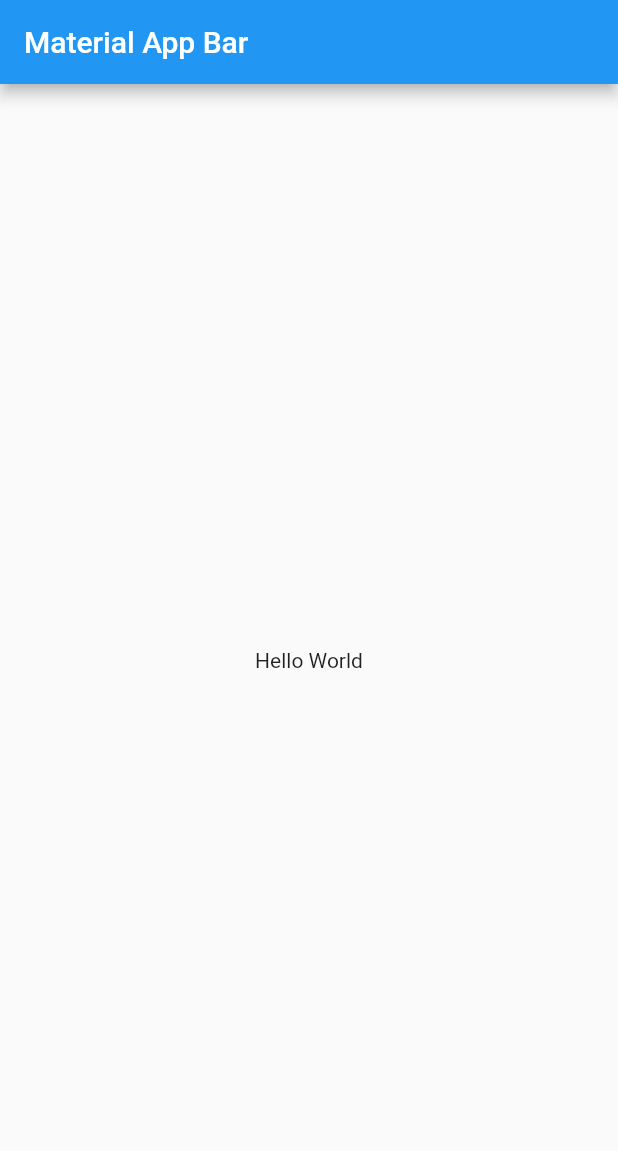
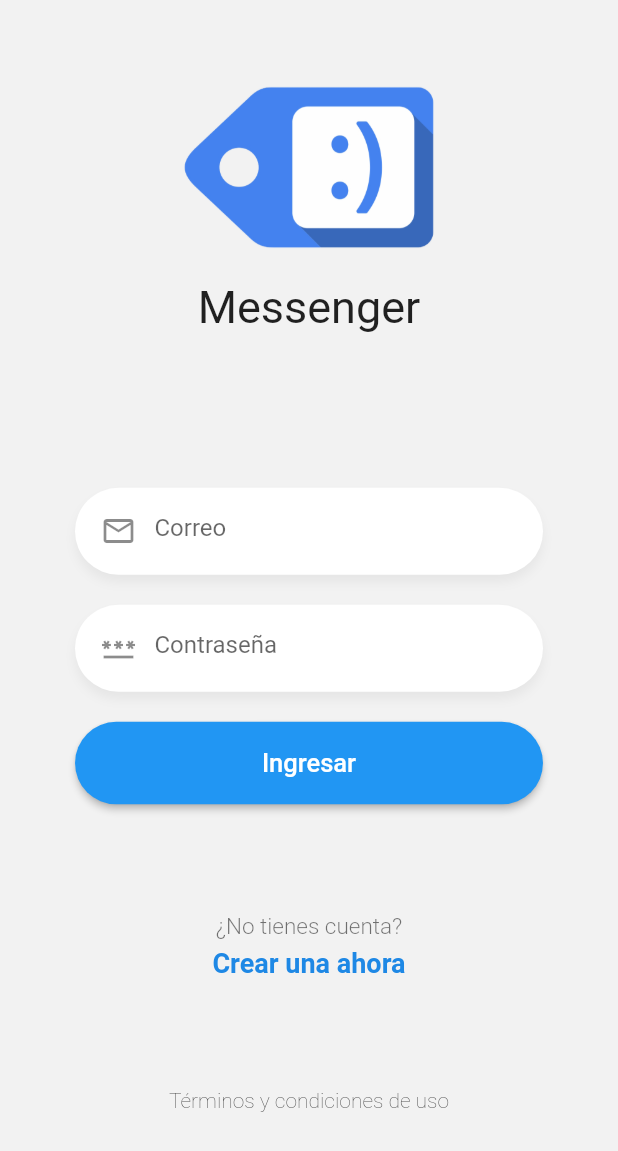
Before and after one commit to anibalmunoz/chat_app, a Flutter app: the screen it shows after launch, on a phone screen of 412 x 824 dp. Shown: the top 1151 px of the screen. Run offline on Flutter 3.47's test engine with Material 2 defaults, Android fonts, the phone set to English and light mode, and no system bars.

Commit message:
Disenio de login y registro

```diff
--- a/lib/main.dart
+++ b/lib/main.dart
@@ -1,3 +1,5 @@
+import 'package:chat_app/pages/pages.dart';
+import 'package:chat_app/routes/app_routes.dart';
 import 'package:flutter/material.dart';
 
 void main() => runApp(const MyApp());
@@ -9,14 +11,9 @@ class MyApp extends StatelessWidget {
   Widget build(BuildContext context) {
     return MaterialApp(
       title: 'Material App',
-      home: Scaffold(
-        appBar: AppBar(
-          title: const Text('Material App Bar'),
-        ),
-        body: const Center(
-          child: Text('Hello World'),
-        ),
-      ),
+      debugShowCheckedModeBanner: false,
+      initialRoute: LoginPage.routeName,
+      routes: appRoutes,
     );
   }
 }
--- /dev/null
+++ b/lib/pages/login_page/login_form.dart
@@ -0,0 +1,42 @@
+import 'package:chat_app/providers/login_provider.dart';
+import 'package:chat_app/widgets/boton_azul.dart';
+import 'package:chat_app/widgets/custom_input.dart';
+import 'package:flutter/material.dart';
+
+class LoginForm extends StatefulWidget {
+  const LoginForm({super.key});
+
+  @override
+  State<LoginForm> createState() => _LoginFormState();
+}
+
+class _LoginFormState extends State<LoginForm> {
+  @override
+  Widget build(BuildContext context) {
+    return Container(
+      margin: const EdgeInsets.only(top: 40),
+      padding: const EdgeInsets.symmetric(horizontal: 50),
+      child: Column(children: [
+        CustomInput(
+          icon: Icons.mail_outline,
+          isPassworrd: false,
+          keyboardType: TextInputType.emailAddress,
+          placeHolder: "Correo",
+          textController: LoginProvider.emailController,
+        ),
+        CustomInput(
+          icon: Icons.password,
+          placeHolder: "Contraseña",
+          textController: LoginProvider.passController,
+          keyboardType: TextInputType.visiblePassword,
+          isPassworrd: true,
+        ),
+        BotonAzul(
+            onPressed: () {
+              print("adsfasfasdfsdfsd");
+            },
+            text: "Ingresar")
+      ]),
+    );
+  }
+}
--- /dev/null
+++ b/lib/pages/login_page/login_page.dart
@@ -0,0 +1,36 @@
+import 'package:chat_app/pages/pages.dart';
+import 'package:chat_app/widgets/widgets.dart';
+import 'package:flutter/material.dart';
+
+import 'login_form.dart';
+
+class LoginPage extends StatelessWidget {
+  const LoginPage({Key? key}) : super(key: key);
+
+  static const routeName = "login";
+
+  @override
+  Widget build(BuildContext context) {
+    return Scaffold(
+      backgroundColor: const Color(0xfff2f2f2),
+      body: SafeArea(
+        child: SingleChildScrollView(
+          physics: const BouncingScrollPhysics(),
+          child: ConstrainedBox(
+            constraints: BoxConstraints(minHeight: MediaQuery.of(context).size.height * 0.9),
+            child: Column(
+              mainAxisAlignment: MainAxisAlignment.spaceBetween,
+              children: const [
+                Logo(titulo: "Messenger"),
+                LoginForm(),
+                LabelsWidget(
+                    ruta: RegisterPage.routeName, buttonLabel: "Crear una ahora", subLabel: "¿No tienes cuenta?"),
+                Text("Términos y condiciones de uso", style: TextStyle(fontWeight: FontWeight.w200))
+              ],
+            ),
+          ),
+        ),
+      ),
+    );
+  }
+}
--- /dev/null
+++ b/lib/pages/pages.dart
@@ -0,0 +1,5 @@
+export 'package:chat_app/pages/chat_page.dart';
+export 'package:chat_app/pages/loading_page.dart';
+export 'package:chat_app/pages/login_page/login_page.dart';
+export 'package:chat_app/pages/register_page/register_page.dart';
+export 'package:chat_app/pages/usuarios_page.dart';
--- /dev/null
+++ b/lib/providers/login_provider.dart
@@ -0,0 +1,6 @@
+import 'package:flutter/material.dart';
+
+class LoginProvider extends ChangeNotifier {
+  static TextEditingController emailController = TextEditingController();
+  static TextEditingController passController = TextEditingController();
+}
--- /dev/null
+++ b/lib/routes/app_routes.dart
@@ -0,0 +1,10 @@
+import 'package:chat_app/pages/pages.dart';
+import 'package:flutter/material.dart';
+
+final Map<String, WidgetBuilder> appRoutes = {
+  ChatPage.routeName: (context) => const ChatPage(),
+  LoadingPage.routeName: (context) => const LoadingPage(),
+  LoginPage.routeName: (context) => const LoginPage(),
+  RegisterPage.routeName: (context) => const RegisterPage(),
+  UsuariosPage.routeName: (context) => const UsuariosPage(),
+};
--- /dev/null
+++ b/lib/widgets/boton_azul.dart
@@ -0,0 +1,25 @@
+import 'package:flutter/material.dart';
+
+class BotonAzul extends StatelessWidget {
+  final void Function() onPressed;
+  final String text;
+  const BotonAzul({super.key, required this.onPressed, required this.text});
+
+  @override
+  Widget build(BuildContext context) {
+    return ElevatedButton(
+      style: const ButtonStyle().copyWith(
+        elevation: MaterialStateProperty.all(2),
+        shape: MaterialStateProperty.all(const StadiumBorder()),
+      ),
+      onPressed: onPressed,
+      child: SizedBox(
+        width: double.infinity,
+        height: 55,
+        child: Center(
+          child: Text(text, style: const TextStyle(color: Colors.white, fontSize: 17)),
+        ),
+      ),
+    );
+  }
+}
--- /dev/null
+++ b/lib/widgets/custom_input.dart
@@ -0,0 +1,42 @@
+import 'package:flutter/material.dart';
+
+class CustomInput extends StatelessWidget {
+  final IconData icon;
+  final String placeHolder;
+  final TextEditingController textController;
+  final TextInputType keyboardType;
+  final bool isPassworrd;
+  const CustomInput({
+    super.key,
+    required this.icon,
+    required this.placeHolder,
+    required this.textController,
+    required this.keyboardType,
+    required this.isPassworrd,
+  });
+
+  @override
+  Widget build(BuildContext context) {
+    return Container(
+      margin: const EdgeInsets.only(bottom: 20),
+      padding: const EdgeInsets.fromLTRB(5, 5, 20, 5),
+      decoration: BoxDecoration(
+        color: Colors.white,
+        borderRadius: BorderRadius.circular(30),
+        boxShadow: [BoxShadow(color: Colors.black.withOpacity(0.05), offset: const Offset(0, 5), blurRadius: 5)],
+      ),
+      child: TextField(
+        controller: textController,
+        autocorrect: false,
+        obscureText: isPassworrd,
+        keyboardType: keyboardType,
+        decoration: InputDecoration(
+          prefixIcon: Icon(icon),
+          focusedBorder: InputBorder.none,
+          border: InputBorder.none,
+          hintText: placeHolder,
+        ),
+      ),
+    );
+  }
+}
--- /dev/null
+++ b/lib/widgets/labels.dart
@@ -0,0 +1,30 @@
+import 'package:flutter/material.dart';
+
+class LabelsWidget extends StatelessWidget {
+  final String ruta;
+  final String subLabel;
+  final String buttonLabel;
+  const LabelsWidget({super.key, required this.ruta, required this.buttonLabel, required this.subLabel});
+
+  @override
+  Widget build(BuildContext context) {
+    return Column(
+      children: [
+        const SizedBox(height: 10),
+        Text(
+          subLabel,
+          style: const TextStyle(color: Colors.black54, fontSize: 15, fontWeight: FontWeight.w300),
+        ),
+        const SizedBox(height: 5),
+        GestureDetector(
+          onTap: () => Navigator.pushReplacementNamed(context, ruta),
+          child: Text(
+            buttonLabel,
+            style: TextStyle(color: Colors.blue[600], fontSize: 18, fontWeight: FontWeight.bold),
+          ),
+        ),
+        const SizedBox(height: 10),
+      ],
+    );
+  }
+}
--- /dev/null
+++ b/lib/widgets/logo.dart
@@ -0,0 +1,22 @@
+import 'package:flutter/material.dart';
+
+class Logo extends StatelessWidget {
+  final String titulo;
+  const Logo({super.key, required this.titulo});
+
+  @override
+  Widget build(BuildContext context) {
+    return Center(
+        child: Container(
+      margin: const EdgeInsets.only(top: 50),
+      width: 170,
+      child: Column(
+        children: [
+          const Image(image: AssetImage("assets/tag-logo.png")),
+          const SizedBox(height: 20),
+          Text(titulo, style: const TextStyle(fontSize: 30)),
+        ],
+      ),
+    ));
+  }
+}
--- /dev/null
+++ b/lib/widgets/widgets.dart
@@ -0,0 +1,4 @@
+export 'package:chat_app/widgets/logo.dart';
+export 'package:chat_app/widgets/boton_azul.dart';
+export 'package:chat_app/widgets/custom_input.dart';
+export 'package:chat_app/widgets/labels.dart';
```
Also changed, not shown: lib/pages/chat_page.dart (added, +14 -0 lines), lib/pages/loading_page.dart (added, +14 -0 lines), lib/pages/register_page/register_form.dart (added, +49 -0 lines), lib/pages/register_page/register_page.dart (added, +38 -0 lines), lib/pages/usuarios_page.dart (added, +14 -0 lines), pubspec.yaml (+5 -68 lines), assets/tag-logo.png (added), lib/providers/register_provider.dart (added), 61 other files.
